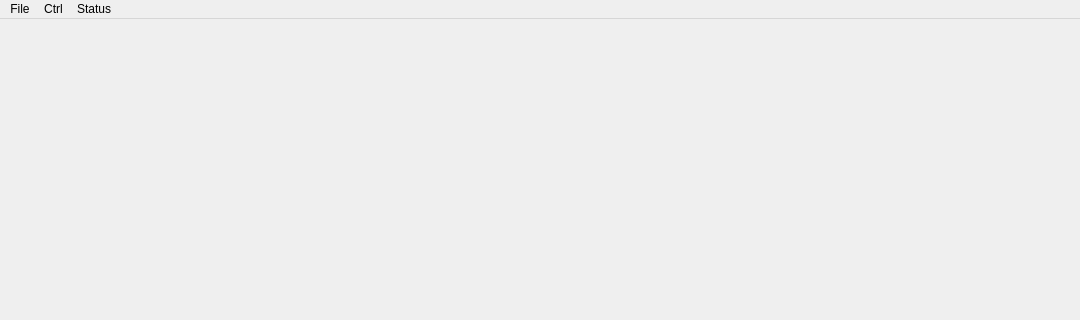
Old version of the form qcoolplayer.ui in the repository flyiscool/QCOOLPLAYER; both pictures show x 0 to 1080 and y 0 to 320 of the 1080 by 720 pixel window.
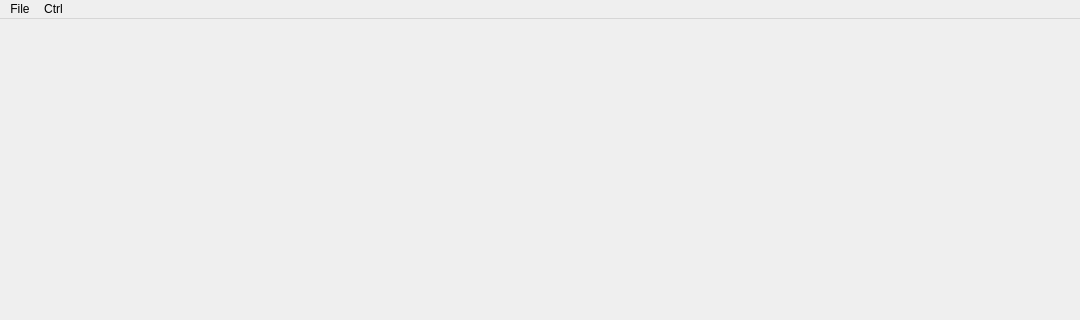
New version of the form.

```diff
--- a/qcoolplayer.ui
+++ b/qcoolplayer.ui
@@ -42,12 +42,7 @@
     <addaction name="separator"/>
     <addaction name="actionOpenFile_H264"/>
     <addaction name="actionExit_0"/>
-   </widget>
-   <widget class="QMenu" name="menuStatus_2">
-    <property name="title">
-     <string>Status</string>
-    </property>
-    <addaction name="actionConnectGround"/>
+    <addaction name="separator"/>
    </widget>
    <widget class="QMenu" name="menuStatus">
     <property name="enabled">
@@ -69,7 +64,6 @@
    </widget>
    <addaction name="menuFile"/>
    <addaction name="menuStatus"/>
-   <addaction name="menuStatus_2"/>
   </widget>
   <widget class="QStatusBar" name="statusBar"/>
   <action name="actionOpenFile_H264">
```
Left out of the diff: 35 changed lines with no effect on the pictures.
